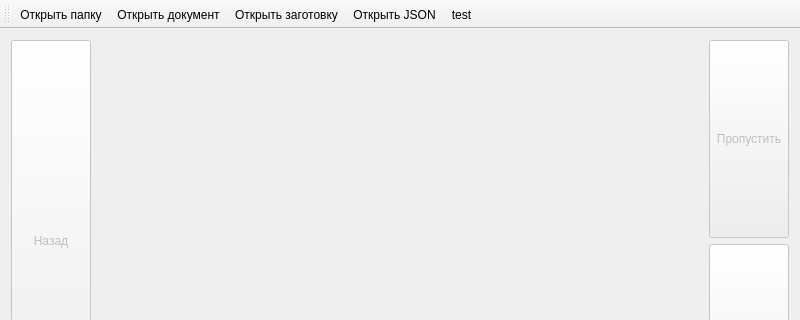
Qt form mainwindow.ui (cool-palace/Screenshot-Manager) before a commit; both pictures show x 0 to 800 and y 0 to 320 of the 800 by 600 pixel window.
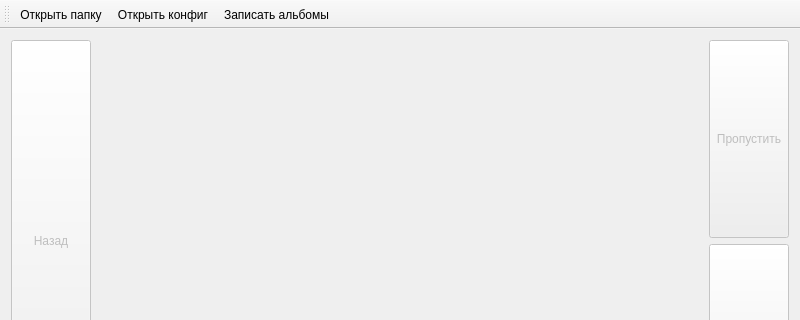
The same form after that commit.

```diff
--- a/mainwindow.ui
+++ b/mainwindow.ui
@@ -203,10 +203,8 @@
     <bool>false</bool>
    </attribute>
    <addaction name="open_folder"/>
-   <addaction name="open_doc"/>
-   <addaction name="open_preset"/>
-   <addaction name="open_json"/>
-   <addaction name="test"/>
+   <addaction name="open_config"/>
+   <addaction name="get_albums"/>
   </widget>
   <action name="open_folder">
    <property name="text">
@@ -218,19 +216,14 @@
     <string>Открыть документ</string>
    </property>
   </action>
-  <action name="open_json">
+  <action name="open_config">
    <property name="text">
-    <string>Открыть JSON</string>
+    <string>Открыть конфиг</string>
    </property>
   </action>
-  <action name="test">
+  <action name="get_albums">
    <property name="text">
-    <string>test</string>
-   </property>
-  </action>
-  <action name="open_preset">
-   <property name="text">
-    <string>Открыть заготовку</string>
+    <string>Записать альбомы</string>
    </property>
   </action>
  </widget>
```
